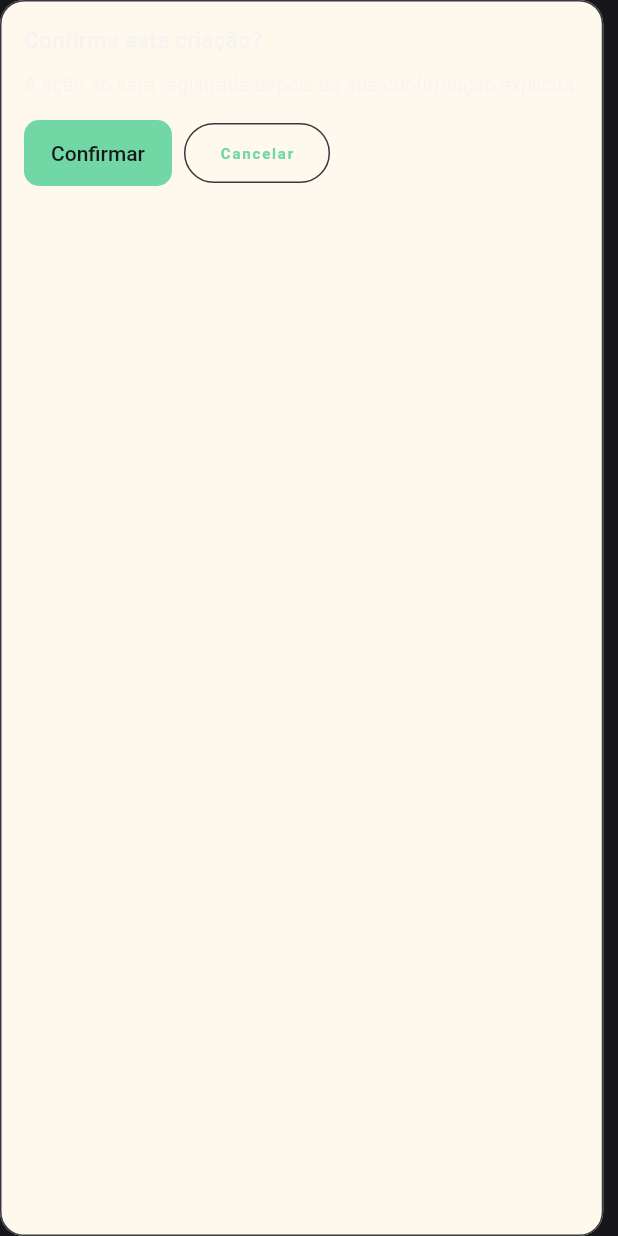
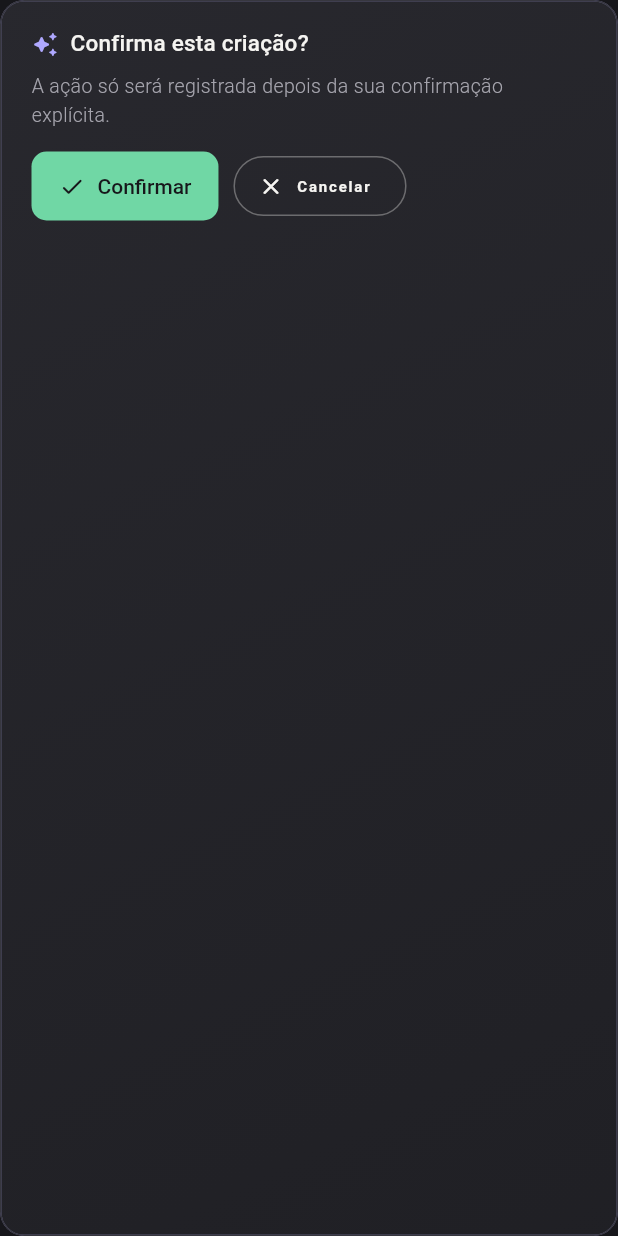
Before and after one commit to SamuelItalo/projeto-jubileu, a Flutter app: the _ConfirmationCard widget shown alone on an empty page, opened directly with empty values, on a phone screen of 412 x 824 dp. Run offline on Flutter 3.47's test engine with Material 3 defaults, Android fonts, the phone set to English and light mode, and no system bars; our stand-ins replace flutter_secure_storage; missing offline and left inert: record; accounts and stored records are empty; network calls fail; Roboto replaces fonts that are missing (Ubuntu).

Commit message:
fix: improve confirmation card contrast

```diff
--- a/frontend/lib/main.dart
+++ b/frontend/lib/main.dart
@@ -1,4 +1,5 @@
 import 'dart:async';
+import 'dart:ui';
 
 import 'package:flutter/material.dart';
 import 'package:flutter/services.dart';
@@ -1030,36 +1031,80 @@ class _ConfirmationCard extends StatelessWidget {
   final VoidCallback onConfirm;
   final VoidCallback onCancel;
   @override
-  Widget build(BuildContext context) => Card(
-    color: const Color(0xFFFFF9ED),
+  Widget build(BuildContext context) => SizedBox(
+    width: double.infinity,
+    child: Card(
+      clipBehavior: Clip.antiAlias,
+      color: Colors.transparent,
+      child: BackdropFilter(
+        filter: ImageFilter.blur(sigmaX: 12, sigmaY: 12),
+        child: Container(
+          decoration: BoxDecoration(
+            gradient: LinearGradient(
+              colors: [
+                JubileuPalette.panelRaised.withValues(alpha: 0.94),
+                JubileuPalette.panel.withValues(alpha: 0.88),
+              ],
+              begin: Alignment.topLeft,
+              end: Alignment.bottomRight,
+            ),
+            border: Border.all(
+              color: JubileuPalette.lilac.withValues(alpha: 0.48),
+            ),
+            borderRadius: BorderRadius.circular(16),
+          ),
           child: Padding(
-      padding: const EdgeInsets.all(16),
+            padding: const EdgeInsets.symmetric(horizontal: 20, vertical: 17),
             child: Column(
               crossAxisAlignment: CrossAxisAlignment.start,
               children: [
+                Row(
+                  children: [
+                    Icon(
+                      Icons.auto_awesome_rounded,
+                      color: JubileuPalette.lilac,
+                      size: 18,
+                    ),
+                    const SizedBox(width: 8),
                     Text(
                       'Confirma esta criação?',
-            style: Theme.of(context).textTheme.titleMedium,
+                      style: Theme.of(context).textTheme.titleMedium
+                          ?.copyWith(color: JubileuPalette.ink),
                     ),
-          const SizedBox(height: 8),
+                  ],
+                ),
+                const SizedBox(height: 7),
                 const Text(
                   'A ação só será registrada depois da sua confirmação explícita.',
+                  style: TextStyle(color: JubileuPalette.muted),
                 ),
-          const SizedBox(height: 12),
+                const SizedBox(height: 14),
                 Wrap(
-            spacing: 8,
+                  spacing: 10,
+                  runSpacing: 8,
                   children: [
-              FilledButton(
+                    FilledButton.icon(
                       onPressed: onConfirm,
-                child: const Text('Confirmar'),
+                      icon: const Icon(Icons.check_rounded, size: 18),
+                      label: const Text('Confirmar'),
                     ),
-              OutlinedButton(
+                    OutlinedButton.icon(
                       onPressed: onCancel,
-                child: const Text('Cancelar'),
+                      style: OutlinedButton.styleFrom(
+                        foregroundColor: JubileuPalette.ink,
+                        side: BorderSide(
+                          color: JubileuPalette.ink.withValues(alpha: 0.34),
+                        ),
+                      ),
+                      icon: const Icon(Icons.close_rounded, size: 18),
+                      label: const Text('Cancelar'),
                     ),
                   ],
                 ),
               ],
+            ),
+          ),
+        ),
       ),
     ),
   );
```
Also changed, not shown: 1 other file. Lines whose indentation alone changed are shown as unchanged.
